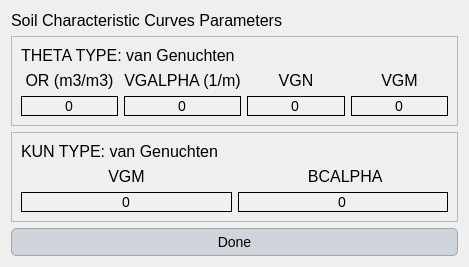
The window that Source_code/ui/soil_characteristic_curves.ui (Inigobarbe/VFSMOD-GUI) describes before a commit, drawn with Qt 5.
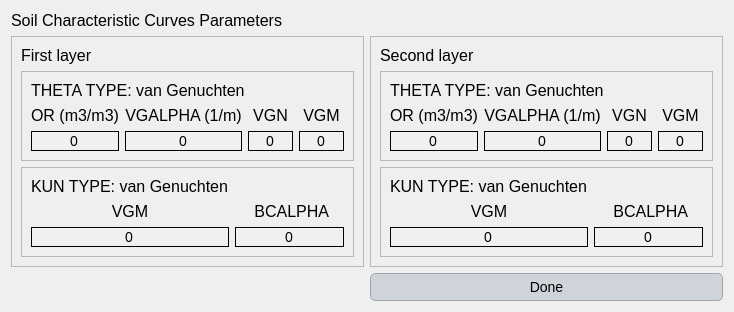
The same window after the commit.

What changed in the file:
```diff
--- a/Source_code/ui/soil_characteristic_curves.ui
+++ b/Source_code/ui/soil_characteristic_curves.ui
@@ -6,8 +6,8 @@
    <rect>
     <x>0</x>
     <y>0</y>
-    <width>469</width>
-    <height>267</height>
+    <width>734</width>
+    <height>310</height>
    </rect>
   </property>
   <property name="windowTitle">
@@ -116,7 +116,7 @@
     border: 1px solid #a1a6ad; /* Borde gris medio del botón de esquina */
 }</string>
   </property>
-  <layout class="QGridLayout" name="gridLayout_3">
+  <layout class="QGridLayout" name="gridLayout_7">
    <item row="0" column="0">
     <widget class="QLabel" name="label">
      <property name="text">
@@ -125,6 +125,82 @@
     </widget>
    </item>
    <item row="1" column="0">
+    <widget class="QFrame" name="frame_3">
+     <property name="frameShape">
+      <enum>QFrame::StyledPanel</enum>
+     </property>
+     <property name="frameShadow">
+      <enum>QFrame::Raised</enum>
+     </property>
+     <layout class="QGridLayout" name="gridLayout_3">
+      <item row="2" column="0">
+       <widget class="QFrame" name="frame_2">
+        <property name="frameShape">
+         <enum>QFrame::StyledPanel</enum>
+        </property>
+        <property name="frameShadow">
+         <enum>QFrame::Raised</enum>
+        </property>
+        <layout class="QGridLayout" name="gridLayout_2">
+         <item row="0" column="0">
+          <widget class="QLabel" name="label_7">
+           <property name="text">
+            <string>KUN TYPE: van Genuchten</string>
+           </property>
+          </widget>
+         </item>
+         <item row="1" column="0">
+          <layout class="QVBoxLayout" name="verticalLayout_5">
+           <item>
+            <widget class="QLabel" name="label_8">
+             <property name="text">
+              <string>VGM</string>
+             </property>
+             <property name="alignment">
+              <set>Qt::AlignCenter</set>
+             </property>
+            </widget>
+           </item>
+           <item>
+            <widget class="QLineEdit" name="lineEdit_5">
+             <property name="text">
+              <string>0</string>
+             </property>
+             <property name="alignment">
+              <set>Qt::AlignCenter</set>
+             </property>
+            </widget>
+           </item>
+          </layout>
+         </item>
+         <item row="1" column="1">
+          <layout class="QVBoxLayout" name="verticalLayout_6">
+           <item>
+            <widget class="QLabel" name="label_9">
+             <property name="text">
+              <string> BCALPHA</string>
+             </property>
+             <property name="alignment">
+              <set>Qt::AlignCenter</set>
+             </property>
+            </widget>
+           </item>
+           <item>
+            <widget class="QLineEdit" name="lineEdit_6">
+             <property name="text">
+              <string>0</string>
+             </property>
+             <property name="alignment">
+              <set>Qt::AlignCenter</set>
+             </property>
+            </widget>
+           </item>
+          </layout>
+         </item>
+        </layout>
+       </widget>
+      </item>
+      <item row="1" column="0">
     <widget class="QFrame" name="frame">
      <property name="frameShape">
       <enum>QFrame::StyledPanel</enum>
@@ -239,26 +315,45 @@
      </layout>
     </widget>
    </item>
+      <item row="0" column="0">
+       <widget class="QLabel" name="label_18">
+        <property name="text">
+         <string>First layer</string>
+        </property>
+       </widget>
+      </item>
+     </layout>
+    </widget>
+   </item>
+   <item row="1" column="1">
+    <widget class="QFrame" name="frame_4">
+     <property name="frameShape">
+      <enum>QFrame::StyledPanel</enum>
+     </property>
+     <property name="frameShadow">
+      <enum>QFrame::Raised</enum>
+     </property>
+     <layout class="QGridLayout" name="gridLayout_4">
    <item row="2" column="0">
-    <widget class="QFrame" name="frame_2">
+       <widget class="QFrame" name="frame_6">
      <property name="frameShape">
       <enum>QFrame::StyledPanel</enum>
      </property>
      <property name="frameShadow">
       <enum>QFrame::Raised</enum>
      </property>
-     <layout class="QGridLayout" name="gridLayout_2">
+        <layout class="QGridLayout" name="gridLayout_6">
       <item row="0" column="0">
-       <widget class="QLabel" name="label_7">
+          <widget class="QLabel" name="label_15">
         <property name="text">
          <string>KUN TYPE: van Genuchten</string>
         </property>
        </widget>
       </item>
       <item row="1" column="0">
-       <layout class="QVBoxLayout" name="verticalLayout_5">
+          <layout class="QVBoxLayout" name="verticalLayout_11">
         <item>
-         <widget class="QLabel" name="label_8">
+            <widget class="QLabel" name="label_16">
           <property name="text">
            <string>VGM</string>
           </property>
@@ -268,7 +363,7 @@
          </widget>
         </item>
         <item>
-         <widget class="QLineEdit" name="lineEdit_5">
+            <widget class="QLineEdit" name="lineEdit_11">
           <property name="text">
            <string>0</string>
           </property>
@@ -280,9 +375,9 @@
        </layout>
       </item>
       <item row="1" column="1">
-       <layout class="QVBoxLayout" name="verticalLayout_6">
+          <layout class="QVBoxLayout" name="verticalLayout_12">
         <item>
-         <widget class="QLabel" name="label_9">
+            <widget class="QLabel" name="label_17">
           <property name="text">
            <string> BCALPHA</string>
           </property>
@@ -292,7 +387,7 @@
          </widget>
         </item>
         <item>
-         <widget class="QLineEdit" name="lineEdit_6">
+            <widget class="QLineEdit" name="lineEdit_12">
           <property name="text">
            <string>0</string>
           </property>
@@ -306,16 +401,137 @@
      </layout>
     </widget>
    </item>
-   <item row="3" column="0">
-    <layout class="QHBoxLayout" name="horizontalLayout">
+      <item row="1" column="0">
+       <widget class="QFrame" name="frame_5">
+        <property name="frameShape">
+         <enum>QFrame::StyledPanel</enum>
+        </property>
+        <property name="frameShadow">
+         <enum>QFrame::Raised</enum>
+        </property>
+        <layout class="QGridLayout" name="gridLayout_5">
+         <item row="0" column="0" colspan="3">
+          <widget class="QLabel" name="label_10">
+           <property name="text">
+            <string>THETA TYPE: van Genuchten</string>
+           </property>
+          </widget>
+         </item>
+         <item row="1" column="0">
+          <layout class="QVBoxLayout" name="verticalLayout_7">
      <item>
+            <widget class="QLabel" name="label_11">
+             <property name="text">
+              <string>OR (m3/m3)</string>
+             </property>
+             <property name="alignment">
+              <set>Qt::AlignCenter</set>
+             </property>
+            </widget>
+           </item>
+           <item>
+            <widget class="QLineEdit" name="lineEdit_7">
+             <property name="text">
+              <string>0</string>
+             </property>
+             <property name="alignment">
+              <set>Qt::AlignCenter</set>
+             </property>
+            </widget>
+           </item>
+          </layout>
+         </item>
+         <item row="1" column="1">
+          <layout class="QVBoxLayout" name="verticalLayout_8">
+           <item>
+            <widget class="QLabel" name="label_12">
+             <property name="text">
+              <string>VGALPHA (1/m)</string>
+             </property>
+             <property name="alignment">
+              <set>Qt::AlignCenter</set>
+             </property>
+            </widget>
+           </item>
+           <item>
+            <widget class="QLineEdit" name="lineEdit_8">
+             <property name="text">
+              <string>0</string>
+             </property>
+             <property name="alignment">
+              <set>Qt::AlignCenter</set>
+             </property>
+            </widget>
+           </item>
+          </layout>
+         </item>
+         <item row="1" column="2">
+          <layout class="QVBoxLayout" name="verticalLayout_9">
+           <item>
+            <widget class="QLabel" name="label_13">
+             <property name="text">
+              <string>VGN</string>
+             </property>
+             <property name="alignment">
+              <set>Qt::AlignCenter</set>
+             </property>
+            </widget>
+           </item>
+           <item>
+            <widget class="QLineEdit" name="lineEdit_9">
+             <property name="text">
+              <string>0</string>
+             </property>
+             <property name="alignment">
+              <set>Qt::AlignCenter</set>
+             </property>
+            </widget>
+           </item>
+          </layout>
+         </item>
+         <item row="1" column="3">
+          <layout class="QVBoxLayout" name="verticalLayout_10">
+           <item>
+            <widget class="QLabel" name="label_14">
+             <property name="text">
+              <string>VGM</string>
+             </property>
+             <property name="alignment">
+              <set>Qt::AlignCenter</set>
+             </property>
+            </widget>
+           </item>
+           <item>
+            <widget class="QLineEdit" name="lineEdit_10">
+             <property name="text">
+              <string>0</string>
+             </property>
+             <property name="alignment">
+              <set>Qt::AlignCenter</set>
+             </property>
+            </widget>
+           </item>
+          </layout>
+         </item>
+        </layout>
+       </widget>
+      </item>
+      <item row="0" column="0">
+       <widget class="QLabel" name="label_19">
+        <property name="text">
+         <string>Second layer</string>
+        </property>
+       </widget>
+      </item>
+     </layout>
+    </widget>
+   </item>
+   <item row="2" column="1">
       <widget class="QPushButton" name="done">
        <property name="text">
         <string>Done</string>
        </property>
       </widget>
-     </item>
-    </layout>
    </item>
   </layout>
  </widget>
```
Lines whose indentation alone changed are shown as unchanged.
